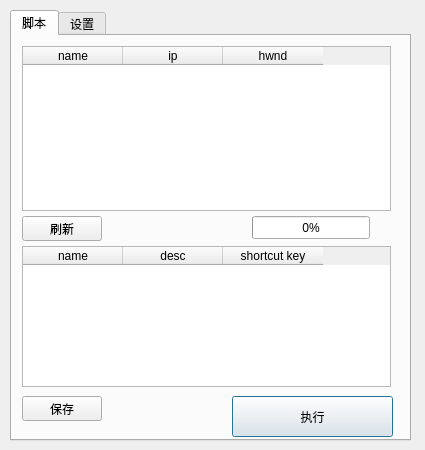
Above: src/ui/mainDialog.ui from vls/vlssrc.dolassistant before the change. Below: the same form after it.
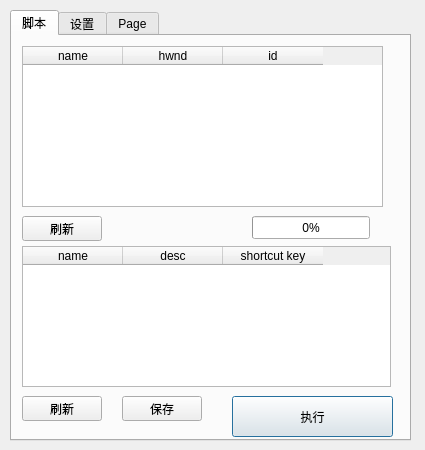
That is the form after the change.

The edit to the form file:
```diff
--- a/src/ui/mainDialog.ui
+++ b/src/ui/mainDialog.ui
@@ -38,46 +38,6 @@
     <attribute name="title">
      <string>脚本</string>
     </attribute>
-    <widget class="QTableWidget" name="tblPlayer">
-     <property name="geometry">
-      <rect>
-       <x>10</x>
-       <y>10</y>
-       <width>369</width>
-       <height>165</height>
-      </rect>
-     </property>
-     <property name="editTriggers">
-      <set>QAbstractItemView::NoEditTriggers</set>
-     </property>
-     <property name="selectionBehavior">
-      <enum>QAbstractItemView::SelectRows</enum>
-     </property>
-     <property name="showGrid">
-      <bool>true</bool>
-     </property>
-     <property name="gridStyle">
-      <enum>Qt::SolidLine</enum>
-     </property>
-     <property name="sortingEnabled">
-      <bool>true</bool>
-     </property>
-     <column>
-      <property name="text">
-       <string>name</string>
-      </property>
-     </column>
-     <column>
-      <property name="text">
-       <string>ip</string>
-      </property>
-     </column>
-     <column>
-      <property name="text">
-       <string>hwnd</string>
-      </property>
-     </column>
-    </widget>
     <widget class="QTableWidget" name="tblScript">
      <property name="geometry">
       <rect>
@@ -125,7 +85,7 @@
     <widget class="QPushButton" name="btnSaveScript">
      <property name="geometry">
       <rect>
-       <x>10</x>
+       <x>110</x>
        <y>360</y>
        <width>80</width>
        <height>25</height>
@@ -161,6 +121,50 @@
       <number>0</number>
      </property>
     </widget>
+    <widget class="QTableWidget" name="tblPlayer">
+     <property name="geometry">
+      <rect>
+       <x>10</x>
+       <y>10</y>
+       <width>361</width>
+       <height>161</height>
+      </rect>
+     </property>
+     <property name="editTriggers">
+      <set>QAbstractItemView::NoEditTriggers</set>
+     </property>
+     <property name="selectionBehavior">
+      <enum>QAbstractItemView::SelectRows</enum>
+     </property>
+     <column>
+      <property name="text">
+       <string>name</string>
+      </property>
+     </column>
+     <column>
+      <property name="text">
+       <string>hwnd</string>
+      </property>
+     </column>
+     <column>
+      <property name="text">
+       <string>id</string>
+      </property>
+     </column>
+    </widget>
+    <widget class="QPushButton" name="btnRefreshScript">
+     <property name="geometry">
+      <rect>
+       <x>10</x>
+       <y>360</y>
+       <width>80</width>
+       <height>25</height>
+      </rect>
+     </property>
+     <property name="text">
+      <string>刷新</string>
+     </property>
+    </widget>
    </widget>
    <widget class="QWidget" name="tab_2">
     <attribute name="title">
@@ -216,6 +220,51 @@
      </property>
     </widget>
    </widget>
+   <widget class="QWidget" name="tab_3">
+    <attribute name="title">
+     <string>Page</string>
+    </attribute>
+    <widget class="QTableWidget" name="tblNetPlayer">
+     <property name="geometry">
+      <rect>
+       <x>10</x>
+       <y>20</y>
+       <width>369</width>
+       <height>165</height>
+      </rect>
+     </property>
+     <property name="editTriggers">
+      <set>QAbstractItemView::NoEditTriggers</set>
+     </property>
+     <property name="selectionBehavior">
+      <enum>QAbstractItemView::SelectRows</enum>
+     </property>
+     <property name="showGrid">
+      <bool>true</bool>
+     </property>
+     <property name="gridStyle">
+      <enum>Qt::SolidLine</enum>
+     </property>
+     <property name="sortingEnabled">
+      <bool>true</bool>
+     </property>
+     <column>
+      <property name="text">
+       <string>name</string>
+      </property>
+     </column>
+     <column>
+      <property name="text">
+       <string>ip</string>
+      </property>
+     </column>
+     <column>
+      <property name="text">
+       <string>hwnd</string>
+      </property>
+     </column>
+    </widget>
+   </widget>
   </widget>
  </widget>
  <resources/>
```
Left out of the diff: 63 changed lines with no effect on the pictures.
